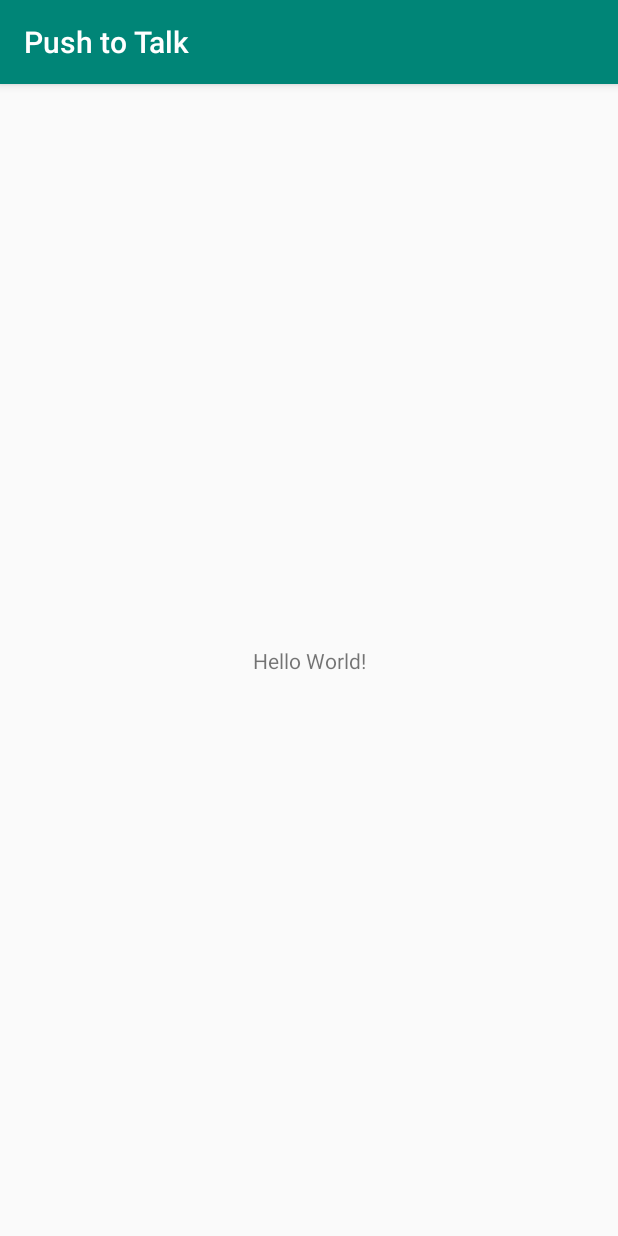
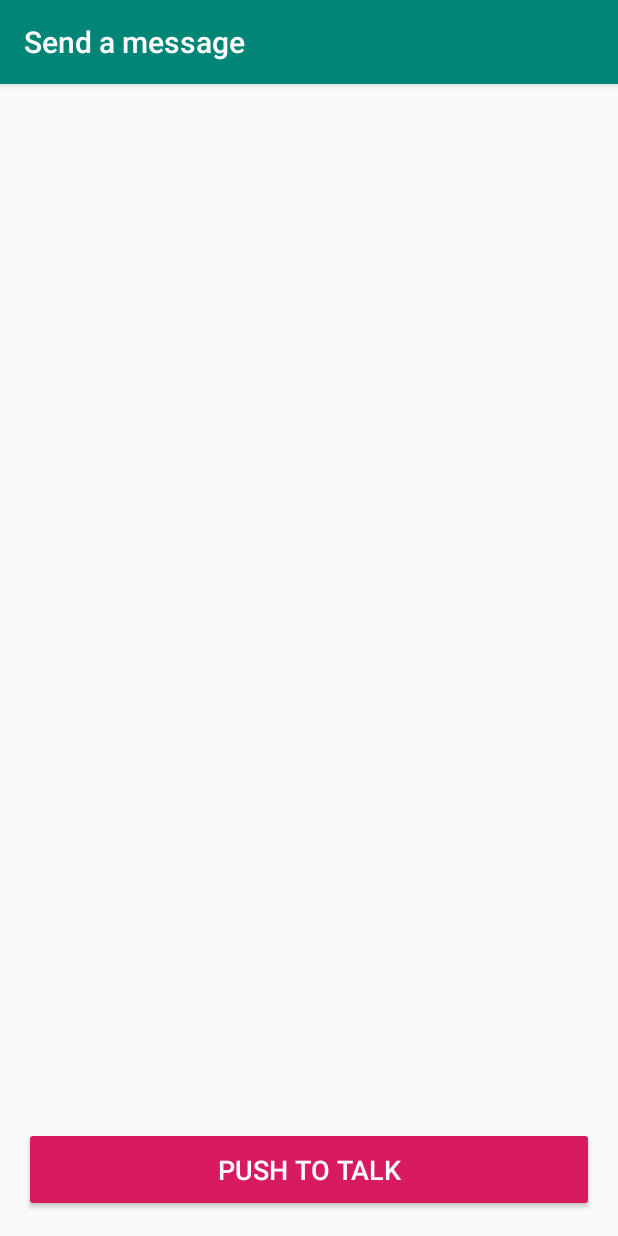
Before and after one commit to mattlogan/push-to-talk-android, an Android app: the screen it shows after launch (MainActivity before the commit, SendMessageActivity after it), on a phone screen of 412 x 824 dp. Run offline under Robolectric (Android 15) with nearby library versions, the phone set to English and light mode, and no system bars.

Commit message:
Start adding push to talk UI

```diff
--- a/app/src/main/AndroidManifest.xml
+++ b/app/src/main/AndroidManifest.xml
@@ -9,7 +9,7 @@
         android:roundIcon="@mipmap/ic_launcher_round"
         android:supportsRtl="true"
         android:theme="@style/AppTheme">
-        <activity android:name=".MainActivity">
+        <activity android:name=".SendMessageActivity">
             <intent-filter>
                 <action android:name="android.intent.action.MAIN" />
 
--- a/app/src/main/java/me/mattlogan/pushtotalk/MainActivity.kt
+++ /dev/null
@@ -1,12 +0,0 @@
-package me.mattlogan.pushtotalk
-
-import androidx.appcompat.app.AppCompatActivity
-import android.os.Bundle
-
-class MainActivity : AppCompatActivity() {
-
-  override fun onCreate(savedInstanceState: Bundle?) {
-    super.onCreate(savedInstanceState)
-    setContentView(R.layout.activity_main)
-  }
-}
--- /dev/null
+++ b/app/src/main/java/me/mattlogan/pushtotalk/SendMessageActivity.kt
@@ -0,0 +1,18 @@
+package me.mattlogan.pushtotalk
+
+import androidx.appcompat.app.AppCompatActivity
+import android.os.Bundle
+
+class SendMessageActivity : AppCompatActivity() {
+
+  override fun onCreate(savedInstanceState: Bundle?) {
+    super.onCreate(savedInstanceState)
+    setContentView(R.layout.send_message_activity)
+
+    if (savedInstanceState == null) {
+      supportFragmentManager.beginTransaction()
+          .add(R.id.send_message_container, SendMessageFragment())
+          .commit()
+    }
+  }
+}
--- /dev/null
+++ b/app/src/main/java/me/mattlogan/pushtotalk/SendMessageFragment.kt
@@ -0,0 +1,46 @@
+package me.mattlogan.pushtotalk
+
+import android.annotation.SuppressLint
+import android.os.Bundle
+import android.view.LayoutInflater
+import android.view.MotionEvent
+import android.view.View
+import android.view.ViewGroup
+import android.widget.Button
+import android.widget.Toolbar
+import androidx.fragment.app.Fragment
+
+class SendMessageFragment : Fragment() {
+
+  private lateinit var toolbar: Toolbar
+  private lateinit var pushToTalkButton: Button
+
+  @SuppressLint("ClickableViewAccessibility")
+  override fun onCreateView(inflater: LayoutInflater, container: ViewGroup?, savedInstanceState: Bundle?): View? {
+    val view = inflater.inflate(R.layout.send_message_fragment, container, false)
+    toolbar = view.findViewById(R.id.send_message_toolbar)
+    pushToTalkButton = view.findViewById(R.id.send_message_push_to_talk_button)
+
+    toolbar.title = getString(R.string.send_a_message)
+    requireActivity().setActionBar(toolbar)
+
+    pushToTalkButton.setOnTouchListener { _, motionEvent ->
+      when (motionEvent.actionMasked) {
+        MotionEvent.ACTION_DOWN -> {
+
+        }
+        MotionEvent.ACTION_UP -> {
+
+        }
+        else -> {
+          // Ignore
+        }
+      }
+
+      // Even though we're "handling" touches, we still want the button to show touches!
+      return@setOnTouchListener false
+    }
+
+    return view
+  }
+}
--- a/app/src/main/res/layout/activity_main.xml
+++ /dev/null
@@ -1,18 +0,0 @@
-<?xml version="1.0" encoding="utf-8"?>
-<androidx.constraintlayout.widget.ConstraintLayout xmlns:android="http://schemas.android.com/apk/res/android"
-    xmlns:app="http://schemas.android.com/apk/res-auto"
-    xmlns:tools="http://schemas.android.com/tools"
-    android:layout_width="match_parent"
-    android:layout_height="match_parent"
-    tools:context=".MainActivity">
-
-    <TextView
-        android:layout_width="wrap_content"
-        android:layout_height="wrap_content"
-        android:text="Hello World!"
-        app:layout_constraintBottom_toBottomOf="parent"
-        app:layout_constraintLeft_toLeftOf="parent"
-        app:layout_constraintRight_toRightOf="parent"
-        app:layout_constraintTop_toTopOf="parent" />
-
-</androidx.constraintlayout.widget.ConstraintLayout>
--- /dev/null
+++ b/app/src/main/res/layout/send_message_activity.xml
@@ -0,0 +1,7 @@
+<?xml version="1.0" encoding="utf-8"?>
+<androidx.coordinatorlayout.widget.CoordinatorLayout xmlns:android="http://schemas.android.com/apk/res/android"
+    android:id="@+id/send_message_container"
+    android:layout_width="match_parent"
+    android:layout_height="match_parent">
+
+</androidx.coordinatorlayout.widget.CoordinatorLayout>
--- /dev/null
+++ b/app/src/main/res/layout/send_message_fragment.xml
@@ -0,0 +1,30 @@
+<?xml version="1.0" encoding="utf-8"?>
+<androidx.constraintlayout.widget.ConstraintLayout xmlns:android="http://schemas.android.com/apk/res/android"
+    xmlns:app="http://schemas.android.com/apk/res-auto"
+    android:layout_width="match_parent"
+    android:layout_height="match_parent">
+
+    <Toolbar
+        android:id="@+id/send_message_toolbar"
+        android:layout_width="0dp"
+        android:layout_height="?attr/actionBarSize"
+        android:background="?attr/colorPrimary"
+        android:elevation="4dp"
+        android:theme="@style/ThemeOverlay.AppCompat.Dark.ActionBar"
+        app:layout_constraintLeft_toLeftOf="parent"
+        app:layout_constraintRight_toRightOf="parent"
+        app:layout_constraintTop_toTopOf="parent" />
+
+    <Button
+        android:id="@+id/send_message_push_to_talk_button"
+        android:layout_width="0dp"
+        android:layout_height="wrap_content"
+        android:layout_marginLeft="@dimen/standard_margin"
+        android:layout_marginRight="@dimen/standard_margin"
+        android:layout_marginBottom="@dimen/standard_margin"
+        android:text="@string/push_to_talk"
+        app:layout_constraintBottom_toBottomOf="parent"
+        app:layout_constraintLeft_toLeftOf="parent"
+        app:layout_constraintRight_toRightOf="parent" />
+
+</androidx.constraintlayout.widget.ConstraintLayout>
--- /dev/null
+++ b/app/src/main/res/values/dimens.xml
@@ -0,0 +1,4 @@
+<?xml version="1.0" encoding="utf-8"?>
+<resources>
+    <dimen name="standard_margin">16dp</dimen>
+</resources>
--- a/app/src/main/res/values/strings.xml
+++ b/app/src/main/res/values/strings.xml
@@ -1,3 +1,7 @@
 <resources>
     <string name="app_name">Push to Talk</string>
+
+    <string name="send_a_message">Send a message</string>
+    <string name="push_to_talk">Push to talk</string>
+
 </resources>
--- a/app/src/main/res/values/styles.xml
+++ b/app/src/main/res/values/styles.xml
@@ -1,11 +1,17 @@
 <resources>
 
-    <!-- Base application theme. -->
-    <style name="AppTheme" parent="Theme.AppCompat.Light.DarkActionBar">
-        <!-- Customize your theme here. -->
+    <style name="AppTheme" parent="Theme.AppCompat.Light.NoActionBar">
         <item name="colorPrimary">@color/colorPrimary</item>
         <item name="colorPrimaryDark">@color/colorPrimaryDark</item>
         <item name="colorAccent">@color/colorAccent</item>
+
+        <item name="android:buttonStyle">@style/ButtonStyle</item>
+
+    </style>
+
+    <style name="ButtonStyle" parent="Widget.AppCompat.Button.Colored">
+        <item name="android:padding">16dp</item>
+        <item name="android:textSize">18sp</item>
     </style>
 
 </resources>
```
